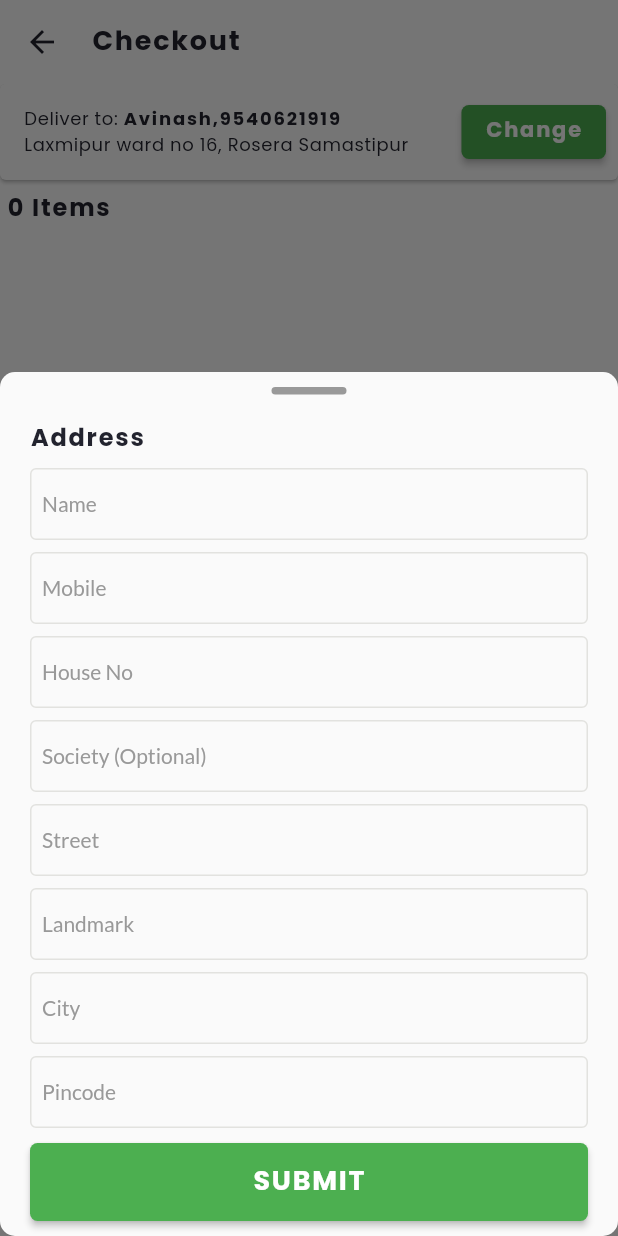
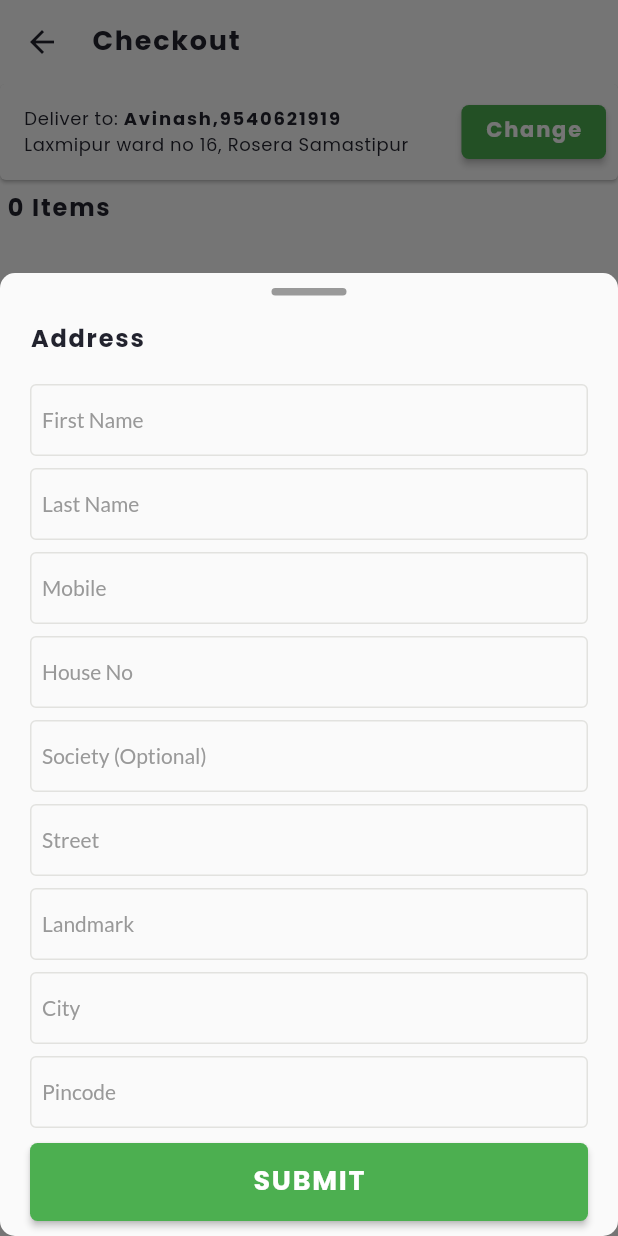
Before and after one commit to avinashk369/mcs, a Flutter app: the CheckoutScreen screen opened directly with empty values, after a tap on "Change", on a phone screen of 412 x 824 dp. Run offline on Flutter 3.47's test engine with Material 2 defaults, Android fonts, the phone set to English and light mode, and no system bars; our stand-ins replace badges, bloc, cached_network_image, carousel_slider, dio, flutter_bloc and 13 more; accounts and stored records are empty; generated files the repository leaves out were written again; network calls fail; statements that could not run were skipped.

Commit message:
save address api and bloc integration

```diff
--- a/lib/blocs/user/user_event.dart
+++ b/lib/blocs/user/user_event.dart
@@ -7,5 +7,6 @@ class UserEvent with _$UserEvent {
   const factory UserEvent.verifyOtp(
       {required String mobileNumber, required int otp}) = VerifyOtp;
   const factory UserEvent.resendOtp({required String mobile}) = ResendOtp;
-  const factory UserEvent.saveAddress() = SaveAddress;
+  const factory UserEvent.saveAddress({required Map<String, dynamic> data}) =
+      SaveAddress;
 }
--- a/lib/blocs/user/user_state.dart
+++ b/lib/blocs/user/user_state.dart
@@ -5,6 +5,8 @@ class UserState with _$UserState {
   const factory UserState.initial() = UserInitialization;
   const factory UserState.loading() = UserLoading;
   const factory UserState.error({required String message}) = UserError;
+  const factory UserState.addressSaved({required String message}) =
+      AddressSaved;
   const factory UserState.loaded({required UserModel userModel}) = UserLoaded;
   const factory UserState.verified({required UserModel userModel}) =
       UserVerified;
--- a/lib/resources/user/user_repository.dart
+++ b/lib/resources/user/user_repository.dart
@@ -4,5 +4,6 @@ abstract class UserRepository {
   Future<UserModel> userLogin(String mobileNumber);
   Future<UserModel> resendOtp(String mobileNumber);
   Future<UserModel> verifyOtp(String mobile, int otp);
+  Future<UserModel> saveAddress(Map<String, dynamic> data);
   Future<UserModel> register(Map<String, dynamic> registerData, String token);
 }
--- a/lib/services/ApiClient.dart
+++ b/lib/services/ApiClient.dart
@@ -75,6 +75,12 @@ abstract class ApiClient {
     @Body() Map<String, dynamic> data,
   );
 
+  @POST(ApiConst.saveAddress)
+  @FormUrlEncoded()
+  Future<BaseResponse<UserModel>> saveUserAddress(
+    @Body() Map<String, dynamic> data,
+  );
+
   /// get location suggestion
   //Future<SuggestionDetail> getLocationSuggestion();
 
--- a/lib/services/api_const.dart
+++ b/lib/services/api_const.dart
@@ -15,4 +15,5 @@ class ApiConst {
   static const String resendOtp = 'Api_controller/ResendOtp';
   static const String getCategory = 'Api_controller/GetCategory';
   static const String getSubCategory = 'Api_controller/GetSubCategory';
+  static const String saveAddress = 'Api_controller/AddDeliveryAddress';
 }
--- a/lib/views/bottom_nav/cart/checkout_screen.dart
+++ b/lib/views/bottom_nav/cart/checkout_screen.dart
@@ -1,12 +1,16 @@
 import 'package:cached_network_image/cached_network_image.dart';
 import 'package:flutter/material.dart';
 import 'package:flutter_bloc/flutter_bloc.dart';
-import 'package:mcs/blocs/user/user_bloc.dart';
+import 'package:fluttertoast/fluttertoast.dart';
+import 'package:mcs/blocs/location/location_bloc.dart';
 import 'package:mcs/models/product/product_mode.dart';
 import 'package:mcs/utils/product_utility.dart';
 import 'package:mcs/utils/utils.dart';
 import 'package:mcs/views/bottom_nav/cart/price_detail.dart';
 import 'package:mcs/widgets/custom_input.dart';
+import 'package:mcs/widgets/loading_ui.dart';
+
+import '../../../blocs/user/user_bloc.dart';
 
 class CheckoutScreen extends StatefulWidget {
   const CheckoutScreen({Key? key, required this.products}) : super(key: key);
@@ -18,12 +22,30 @@ class CheckoutScreen extends StatefulWidget {
 
 class _CheckoutScreenState extends State<CheckoutScreen> {
   late ScrollController _scrollController;
+  late TextEditingController _fNameController;
+  late TextEditingController _lNameController;
+  late TextEditingController _mobileController;
+  late TextEditingController _houseNoController;
+  late TextEditingController _societyController;
+  late TextEditingController _streetController;
+  late TextEditingController _landmarkController;
+  late TextEditingController _cityController;
+  late TextEditingController _pincodeController;
   double total = 0;
   double totalPrice = 0;
   double saved = 0;
+  Map<String, dynamic> addressMap = {};
   @override
   void initState() {
-    // TODO: implement initState
+    _fNameController = TextEditingController();
+    _lNameController = TextEditingController();
+    _mobileController = TextEditingController();
+    _houseNoController = TextEditingController();
+    _societyController = TextEditingController();
+    _streetController = TextEditingController();
+    _landmarkController = TextEditingController();
+    _cityController = TextEditingController();
+    _pincodeController = TextEditingController();
     super.initState();
     _scrollController = ScrollController();
     total = ProductUtility.calculatePrice(widget.products);
@@ -120,23 +142,35 @@ class _CheckoutScreenState extends State<CheckoutScreen> {
                             ],
                           ),
                         )),
-                        ElevatedButton(
+                        BlocConsumer<UserBloc, UserState>(
+                            listener: (context, state) {
+                          state.mapOrNull(
+                            error: (error) =>
+                                Fluttertoast.showToast(msg: error.message),
+                            addressSaved: (success) =>
+                                Fluttertoast.showToast(msg: success.message),
+                          );
+                        }, builder: (context, state) {
+                          return state.maybeMap(
+                            loading: (value) => LoadingUI(),
+                            orElse: () => ElevatedButton(
                               onPressed: () => showAddressDialog(context,
                                   onSubmit: (formData) {
                                 /// call event to save user address
                                 context
                                     .read<UserBloc>()
-                                      .add(const SaveAddress());
+                                    .add(SaveAddress(data: formData));
                                 Navigator.of(context).pop();
                               }),
-                            child: const Text("Change")),
+                              child: const Text("Change"),
+                            ),
+                          );
+                        }),
                       ],
                     ),
                   ),
                 ),
-                const SizedBox(
-                  height: 10,
-                ),
+                const SizedBox(height: 10),
                 Text(" ${widget.products.length} Items",
                     style: kLabelStyleBold.copyWith(fontSize: 16)),
                 SizedBox(
@@ -191,9 +225,7 @@ class _CheckoutScreenState extends State<CheckoutScreen> {
                         );
                       }),
                 ),
-                const SizedBox(
-                  height: 10,
-                ),
+                const SizedBox(height: 10),
                 Padding(
                   padding: const EdgeInsets.all(8.0),
                   child: Row(
@@ -225,9 +257,7 @@ class _CheckoutScreenState extends State<CheckoutScreen> {
                     ],
                   ),
                 ),
-                const SizedBox(
-                  height: 20,
-                ),
+                const SizedBox(height: 20),
                 PriceDetail(products: widget.products),
               ],
             ),
@@ -252,11 +282,21 @@ class _CheckoutScreenState extends State<CheckoutScreen> {
           ),
           context: context,
           builder: (context) {
-            ///final locationState = context.read<LocationBloc>().state;
+            final locationState = context.read<LocationBloc>().state;
 
             /// get the user location detail
-            /// (locationState is LocationLoaded) ? locationState.address.thoroughfare : ''
-            return Column(
+            if (locationState is LocationLoaded) {
+              addressMap['latitude'] = locationState.locationData.latitude;
+              addressMap['longitude'] = locationState.locationData.longitude;
+              addressMap['area'] = locationState.address.thoroughfare;
+            }
+            addressMap['alt_mobile_no'] = '1234567890';
+            addressMap['user_id'] = '12345';
+            return SingleChildScrollView(
+              padding: EdgeInsets.only(
+                  top: MediaQuery.of(context).viewInsets.top,
+                  bottom: MediaQuery.of(context).viewInsets.bottom),
+              child: Column(
                 mainAxisSize: MainAxisSize.min,
                 crossAxisAlignment: CrossAxisAlignment.start,
                 children: [
@@ -284,7 +324,7 @@ class _CheckoutScreenState extends State<CheckoutScreen> {
                         style: kLabelStyleBold.copyWith(fontSize: 16)),
                   ),
                   const SizedBox(
-                  height: 10,
+                    height: 20,
                   ),
                   Padding(
                     padding: const EdgeInsets.symmetric(horizontal: 20),
@@ -293,17 +333,33 @@ class _CheckoutScreenState extends State<CheckoutScreen> {
                         crossAxisAlignment: CrossAxisAlignment.stretch,
                         children: [
                           CustomInput(
-                          hintText: "Name",
-                          textController: TextEditingController(),
-                          onChanged: (value) {},
+                            hintText: "First Name",
+                            maxLength: 50,
+                            textController: _fNameController,
+                            onTouched: () {},
+                            onChanged: (value) =>
+                                addressMap['first_name'] = value,
+                          ),
+                          const SizedBox(
+                            height: 8,
+                          ),
+                          CustomInput(
+                            hintText: "Last Name",
+                            maxLength: 50,
+                            textController: _lNameController,
+                            onTouched: () {},
+                            onChanged: (value) =>
+                                addressMap['last_name'] = value,
                           ),
                           const SizedBox(
                             height: 8,
                           ),
                           CustomInput(
                             hintText: "Mobile",
-                          textController: TextEditingController(),
-                          onChanged: (value) {},
+                            textController: _mobileController,
+                            onChanged: (value) =>
+                                addressMap['mobile_no'] = value,
+                            onTouched: () {},
                             textInputType: TextInputType.phone,
                           ),
                           const SizedBox(
@@ -311,48 +367,60 @@ class _CheckoutScreenState extends State<CheckoutScreen> {
                           ),
                           CustomInput(
                             hintText: "House No",
-                          textController: TextEditingController(),
-                          onChanged: (value) {},
+                            maxLength: 100,
+                            textController: _houseNoController,
+                            onChanged: (value) => addressMap['home_no'] = value,
+                            onTouched: () {},
                           ),
                           const SizedBox(
                             height: 8,
                           ),
                           CustomInput(
                             hintText: "Society (Optional)",
-                          textController: TextEditingController(),
-                          onChanged: (value) {},
+                            textController: _societyController,
+                            onTouched: () {},
+                            onChanged: (value) => addressMap['society'] = value,
                           ),
                           const SizedBox(
                             height: 8,
                           ),
                           CustomInput(
                             hintText: "Street",
-                          textController: TextEditingController(),
-                          onChanged: (value) {},
+                            maxLength: 100,
+                            textController: _streetController,
+                            onTouched: () {},
+                            onChanged: (value) => addressMap['street'] = value,
                           ),
                           const SizedBox(
                             height: 8,
                           ),
                           CustomInput(
                             hintText: "Landmark",
-                          textController: TextEditingController(),
-                          onChanged: (value) {},
+                            maxLength: 50,
+                            textController: _landmarkController,
+                            onTouched: () {},
+                            onChanged: (value) =>
+                                addressMap['landmark'] = value,
                           ),
                           const SizedBox(
                             height: 8,
                           ),
                           CustomInput(
                             hintText: "City",
-                          textController: TextEditingController(),
-                          onChanged: (value) {},
+                            maxLength: 20,
+                            textController: _cityController,
+                            onTouched: () {},
+                            onChanged: (value) => addressMap['city'] = value,
                           ),
                           const SizedBox(
                             height: 8,
                           ),
                           CustomInput(
                             hintText: "Pincode",
-                          textController: TextEditingController(),
-                          onChanged: (value) {},
+                            textController: _pincodeController,
+                            textInputType: TextInputType.phone,
+                            onTouched: () {},
+                            onChanged: (value) => addressMap['pincode'] = value,
                           ),
                           const SizedBox(
                             height: 10,
@@ -361,9 +429,7 @@ class _CheckoutScreenState extends State<CheckoutScreen> {
                             style: ElevatedButton.styleFrom(
                                 padding:
                                     const EdgeInsets.symmetric(vertical: 15)),
-                          onPressed: () {
-                            onSubmit({});
-                          },
+                            onPressed: () => onSubmit(addressMap),
                             child: Text(
                               "Submit".toUpperCase(),
                               style: kLabelStyleBold.copyWith(
@@ -376,6 +442,7 @@ class _CheckoutScreenState extends State<CheckoutScreen> {
                     ),
                   ),
                 ],
+              ),
             );
           });
 }
--- a/lib/views/welcome.dart
+++ b/lib/views/welcome.dart
@@ -42,8 +42,7 @@ class _WelcomeState extends State<Welcome> {
     return Scaffold(
         body: userId!.isNotEmpty
             ? const Dashboard()
-            : const UserAuthScreen() //UserAuthScreen()
-
+            : const Dashboard() //UserAuthScreen()
         );
   }
 }
```
Also changed, not shown: lib/blocs/user/user_bloc.dart (+9 -1 lines), lib/main.dart (+5 -5 lines), lib/resources/user/user_repositoryimpl.dart (+12 -1 lines), lib/services/ApiClient.g.dart. Lines whose indentation alone changed are shown as unchanged.
